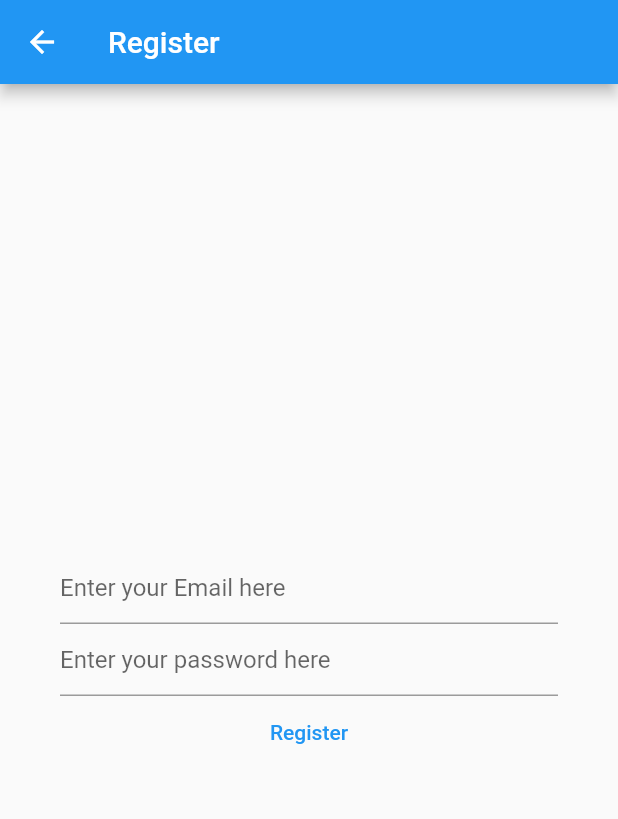
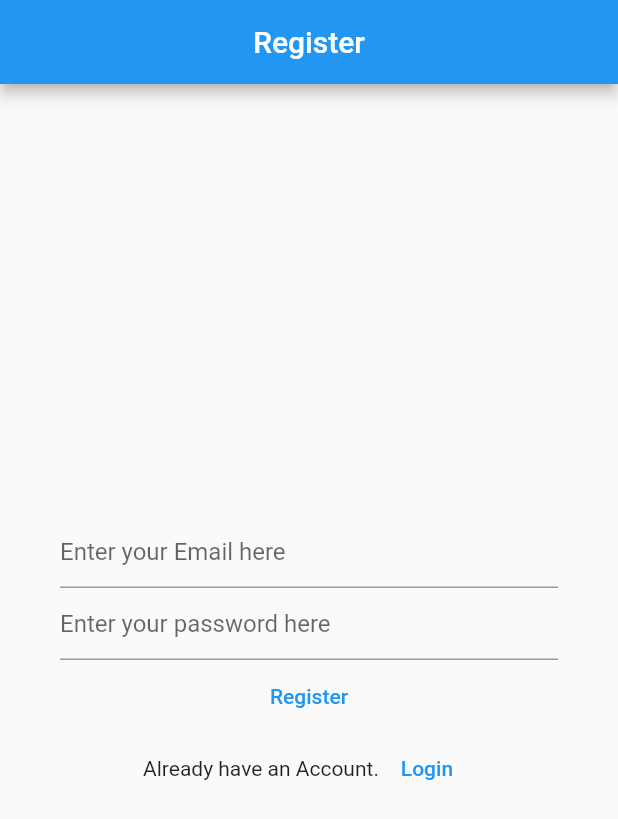
Before and after one commit to lloydnsiah/mynotes, a Flutter app: the RegisterView screen opened directly, on a phone screen of 412 x 824 dp. Shown: the top 819 px of the screen. Run offline on Flutter 3.47's test engine with Material 2 defaults, Android fonts, the phone set to English and light mode, and no system bars; our stand-ins replace firebase_auth, firebase_core; accounts and stored records are empty.

Commit message:
more codes

```diff
--- a/lib/views/register_view.dart
+++ b/lib/views/register_view.dart
@@ -34,16 +34,10 @@ class _RegisterViewState extends State<RegisterView> {
   Widget build(BuildContext context) {
     return Scaffold(
       appBar: AppBar(
-        title: const Text("Register"),
+        title: Text("Register"),
+        centerTitle: true,
       ),
-      body: FutureBuilder(
-        future: Firebase.initializeApp(
-          options: DefaultFirebaseOptions.currentPlatform,
-        ),
-        builder: (BuildContext context, AsyncSnapshot<dynamic> snapshot) {
-          switch(snapshot.connectionState){
-            case ConnectionState.done:
-              return Center(
+      body: Center(
         child: Padding(
           padding: const EdgeInsets.all(40.0),
           child: Column(
@@ -79,15 +73,19 @@ class _RegisterViewState extends State<RegisterView> {
               },
                 child: Text("Register"),
               ),
+              Row(
+                mainAxisAlignment: MainAxisAlignment.center,
+                children: <Widget>[
+                  const Text("Already have an Account."),
+                  TextButton(onPressed: (){
+                    Navigator.of(context).pushNamedAndRemoveUntil("/login/", (route) => false);
+                  },
+                      child: const Text("Login"))
+                ],
+              )
             ],
           ),
         ),
-              );
-            default:
-              return const Text("Loading.....");
-          }
-
-        },
       ),
     );
   }
```
Also changed, not shown: lib/main.dart (+22 -14 lines), lib/views/login_view.dart (+9 -17 lines). Lines whose indentation alone changed are shown as unchanged.
